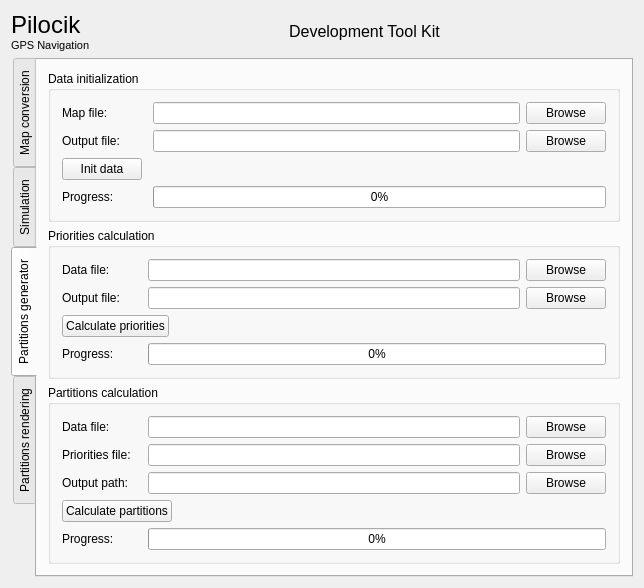
dotevo/Pilocik, file Utils/mainwindow.ui: the form before one commit.
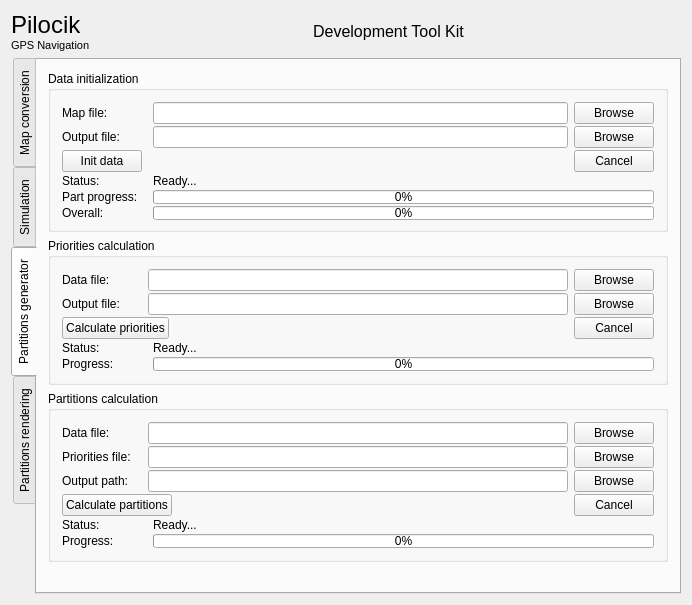
The form after the commit. The open tabs and pages were chosen to show the change. Custom widgets are drawn as their Qt base class.

Commit message: Further changes in layout + signals for partitioning progress

```diff
--- a/Utils/mainwindow.ui
+++ b/Utils/mainwindow.ui
@@ -6,8 +6,8 @@
    <rect>
     <x>0</x>
     <y>0</y>
-    <width>644</width>
-    <height>541</height>
+    <width>692</width>
+    <height>605</height>
    </rect>
   </property>
   <property name="windowTitle">
@@ -55,6 +55,8 @@
      </layout>
     </item>
     <item>
+     <layout class="QHBoxLayout" name="horizontalLayout_32">
+      <item>
      <widget class="QTabWidget" name="tabWidget">
       <property name="enabled">
        <bool>true</bool>
@@ -407,6 +409,12 @@
            <string>Data initialization</string>
           </property>
           <layout class="QVBoxLayout" name="verticalLayout">
+             <property name="spacing">
+              <number>2</number>
+             </property>
+             <property name="bottomMargin">
+              <number>9</number>
+             </property>
            <item>
             <layout class="QHBoxLayout" name="horizontalLayout_4">
              <item>
@@ -483,6 +491,13 @@
                </property>
               </spacer>
              </item>
+               <item>
+                <widget class="QPushButton" name="dataInitCancelButton">
+                 <property name="text">
+                  <string>Cancel</string>
+                 </property>
+                </widget>
+               </item>
             </layout>
            </item>
            <item>
@@ -496,12 +511,90 @@
                 </size>
                </property>
                <property name="text">
-                <string>Progress:</string>
+                  <string>Status:</string>
                </property>
               </widget>
              </item>
              <item>
-              <widget class="QProgressBar" name="dataInitProgressBar">
+                <widget class="QLabel" name="dataInitStatus">
+                 <property name="sizePolicy">
+                  <sizepolicy hsizetype="Expanding" vsizetype="Preferred">
+                   <horstretch>0</horstretch>
+                   <verstretch>0</verstretch>
+                  </sizepolicy>
+                 </property>
+                 <property name="text">
+                  <string>Ready...</string>
+                 </property>
+                </widget>
+               </item>
+              </layout>
+             </item>
+             <item>
+              <layout class="QHBoxLayout" name="horizontalLayout_26">
+               <item>
+                <widget class="QLabel" name="label_4">
+                 <property name="minimumSize">
+                  <size>
+                   <width>85</width>
+                   <height>0</height>
+                  </size>
+                 </property>
+                 <property name="text">
+                  <string>Part progress:</string>
+                 </property>
+                </widget>
+               </item>
+               <item>
+                <widget class="QProgressBar" name="dataInitPartialProgressBar">
+                 <property name="sizePolicy">
+                  <sizepolicy hsizetype="Expanding" vsizetype="Maximum">
+                   <horstretch>0</horstretch>
+                   <verstretch>0</verstretch>
+                  </sizepolicy>
+                 </property>
+                 <property name="minimumSize">
+                  <size>
+                   <width>0</width>
+                   <height>8</height>
+                  </size>
+                 </property>
+                 <property name="value">
+                  <number>0</number>
+                 </property>
+                </widget>
+               </item>
+              </layout>
+             </item>
+             <item>
+              <layout class="QHBoxLayout" name="horizontalLayout_27">
+               <item>
+                <widget class="QLabel" name="label_17">
+                 <property name="minimumSize">
+                  <size>
+                   <width>85</width>
+                   <height>0</height>
+                  </size>
+                 </property>
+                 <property name="text">
+                  <string>Overall:</string>
+                 </property>
+                </widget>
+               </item>
+               <item>
+                <widget class="QProgressBar" name="dataInitOverallProgressBar">
+                 <property name="sizePolicy">
+                  <sizepolicy hsizetype="Expanding" vsizetype="Maximum">
+                   <horstretch>0</horstretch>
+                   <verstretch>0</verstretch>
+                  </sizepolicy>
+                 </property>
+                 <property name="minimumSize">
+                  <size>
+                   <width>0</width>
+                   <height>8</height>
+                  </size>
+                 </property>
                <property name="value">
                 <number>0</number>
                </property>
@@ -518,6 +611,9 @@
            <string>Priorities calculation</string>
           </property>
           <layout class="QVBoxLayout" name="verticalLayout_2">
+             <property name="spacing">
+              <number>2</number>
+             </property>
            <item>
             <layout class="QHBoxLayout" name="horizontalLayout_14">
              <item>
@@ -606,6 +702,13 @@
                </property>
               </spacer>
              </item>
+               <item>
+                <widget class="QPushButton" name="prioCalcCancelButton">
+                 <property name="text">
+                  <string>Cancel</string>
+                 </property>
+                </widget>
+               </item>
             </layout>
            </item>
            <item>
@@ -614,7 +717,7 @@
               <widget class="QLabel" name="label_12">
                <property name="minimumSize">
                 <size>
-                 <width>80</width>
+                   <width>85</width>
                  <height>0</height>
                 </size>
                </property>
@@ -625,12 +728,60 @@
                 </size>
                </property>
                <property name="text">
+                  <string>Status:</string>
+                 </property>
+                </widget>
+               </item>
+               <item>
+                <widget class="QLabel" name="prioCalcStatus">
+                 <property name="sizePolicy">
+                  <sizepolicy hsizetype="Expanding" vsizetype="Preferred">
+                   <horstretch>0</horstretch>
+                   <verstretch>0</verstretch>
+                  </sizepolicy>
+                 </property>
+                 <property name="text">
+                  <string>Ready...</string>
+                 </property>
+                </widget>
+               </item>
+              </layout>
+             </item>
+             <item>
+              <layout class="QHBoxLayout" name="horizontalLayout_28">
+               <property name="sizeConstraint">
+                <enum>QLayout::SetDefaultConstraint</enum>
+               </property>
+               <property name="bottomMargin">
+                <number>0</number>
+               </property>
+               <item>
+                <widget class="QLabel" name="label_19">
+                 <property name="minimumSize">
+                  <size>
+                   <width>85</width>
+                   <height>0</height>
+                  </size>
+                 </property>
+                 <property name="text">
                 <string>Progress:</string>
                </property>
               </widget>
              </item>
              <item>
-              <widget class="QProgressBar" name="progressBar_2">
+                <widget class="QProgressBar" name="prioCalcProgressBar">
+                 <property name="sizePolicy">
+                  <sizepolicy hsizetype="Expanding" vsizetype="Maximum">
+                   <horstretch>0</horstretch>
+                   <verstretch>0</verstretch>
+                  </sizepolicy>
+                 </property>
+                 <property name="minimumSize">
+                  <size>
+                   <width>0</width>
+                   <height>8</height>
+                  </size>
+                 </property>
                <property name="value">
                 <number>0</number>
                </property>
@@ -647,6 +798,9 @@
            <string>Partitions calculation</string>
           </property>
           <layout class="QVBoxLayout" name="verticalLayout_3">
+             <property name="spacing">
+              <number>2</number>
+             </property>
            <item>
             <layout class="QHBoxLayout" name="horizontalLayout_7">
              <item>
@@ -768,6 +922,13 @@
                </property>
               </spacer>
              </item>
+               <item>
+                <widget class="QPushButton" name="partCalcCancelButton">
+                 <property name="text">
+                  <string>Cancel</string>
+                 </property>
+                </widget>
+               </item>
             </layout>
            </item>
            <item>
@@ -776,7 +937,7 @@
               <widget class="QLabel" name="label_14">
                <property name="minimumSize">
                 <size>
-                 <width>80</width>
+                   <width>85</width>
                  <height>0</height>
                 </size>
                </property>
@@ -787,12 +948,54 @@
                 </size>
                </property>
                <property name="text">
+                  <string>Status:</string>
+                 </property>
+                </widget>
+               </item>
+               <item>
+                <widget class="QLabel" name="partCalcStatus">
+                 <property name="sizePolicy">
+                  <sizepolicy hsizetype="Expanding" vsizetype="Preferred">
+                   <horstretch>0</horstretch>
+                   <verstretch>0</verstretch>
+                  </sizepolicy>
+                 </property>
+                 <property name="text">
+                  <string>Ready...</string>
+                 </property>
+                </widget>
+               </item>
+              </layout>
+             </item>
+             <item>
+              <layout class="QHBoxLayout" name="horizontalLayout_29">
+               <item>
+                <widget class="QLabel" name="label_21">
+                 <property name="minimumSize">
+                  <size>
+                   <width>85</width>
+                   <height>0</height>
+                  </size>
+                 </property>
+                 <property name="text">
                 <string>Progress:</string>
                </property>
               </widget>
              </item>
              <item>
-              <widget class="QProgressBar" name="progressBar">
+                <widget class="QProgressBar" name="partCalcProgressBar">
+                 <property name="sizePolicy">
+                  <sizepolicy hsizetype="Expanding" vsizetype="Maximum">
+                   <horstretch>0</horstretch>
+                   <verstretch>0</verstretch>
+                  </sizepolicy>
+                 </property>
+                 <property name="minimumSize">
+                  <size>
+                   <width>0</width>
+                   <height>8</height>
+                  </size>
+                 </property>
                <property name="value">
                 <number>0</number>
                </property>
@@ -1015,6 +1218,8 @@
        </layout>
       </widget>
      </widget>
+      </item>
+     </layout>
     </item>
    </layout>
   </widget>
```
Left out of the diff: 232 changed lines with no effect on the pictures. Lines whose indentation alone changed are shown as unchanged. The commit also changes 5 other files.
